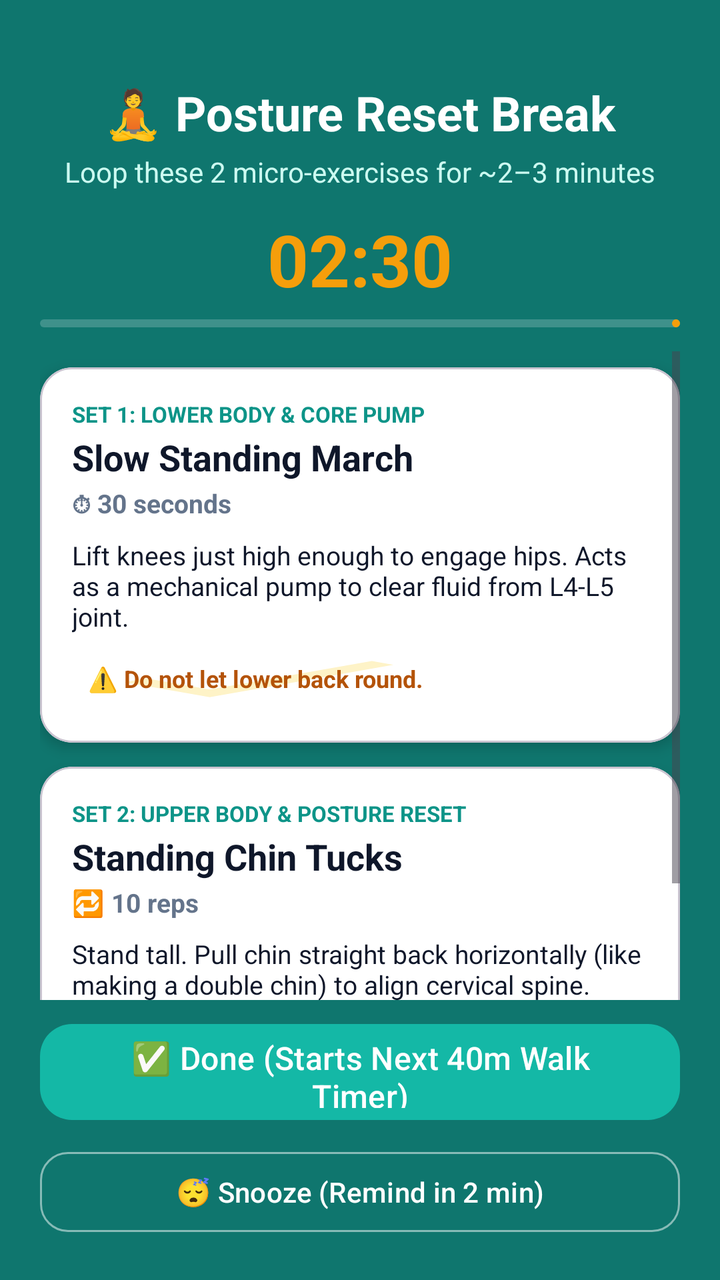
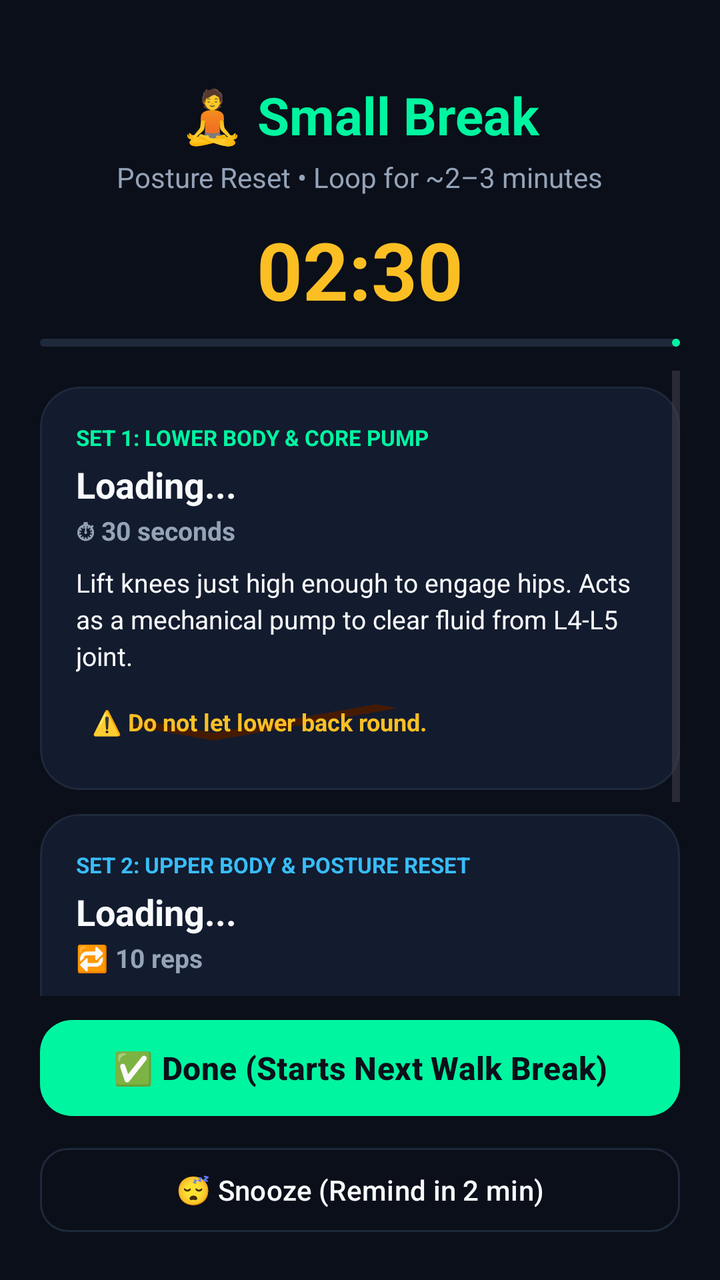

Compare the two renders of this Android layout. The source of the first and the diff that turns it into the second are given below.
<!-- AndroidManifest.xml: activity theme Theme.BackHealth.Alarm -->
<!-- res/layout/activity_exercise_alarm.xml -->
<?xml version="1.0" encoding="utf-8"?>
<LinearLayout xmlns:android="http://schemas.android.com/apk/res/android"
    xmlns:app="http://schemas.android.com/apk/res-auto"
    android:layout_width="match_parent"
    android:layout_height="match_parent"
    android:background="@color/teal_primary_dark"
    android:orientation="vertical"
    android:padding="20dp">

    
    <LinearLayout
        android:layout_width="match_parent"
        android:layout_height="wrap_content"
        android:gravity="center"
        android:orientation="vertical"
        android:paddingTop="20dp"
        android:paddingBottom="12dp">

        <TextView
            android:layout_width="wrap_content"
            android:layout_height="wrap_content"
            android:text="🧘 Posture Reset Break"
            android:textColor="@color/white"
            android:textSize="24sp"
            android:textStyle="bold" />

        <TextView
            android:layout_width="wrap_content"
            android:layout_height="wrap_content"
            android:layout_marginTop="4dp"
            android:text="Loop these 2 micro-exercises for ~2–3 minutes"
            android:textColor="@color/teal_light"
            android:textSize="14sp" />

        <TextView
            android:id="@+id/tvTimerRemaining"
            android:layout_width="wrap_content"
            android:layout_height="wrap_content"
            android:layout_marginTop="10dp"
            android:text="02:30"
            android:textColor="@color/amber_accent"
            android:textSize="36sp"
            android:textStyle="bold" />

        <com.google.android.material.progressindicator.LinearProgressIndicator
            android:id="@+id/progressBar"
            android:layout_width="match_parent"
            android:layout_height="wrap_content"
            android:layout_marginTop="6dp"
            android:max="150"
            android:progress="150"
            app:indicatorColor="@color/amber_accent"
            app:trackColor="#33FFFFFF"
            app:trackCornerRadius="4dp" />
    </LinearLayout>

    <ScrollView
        android:layout_width="match_parent"
        android:layout_height="0dp"
        android:layout_weight="1"
        android:fillViewport="true">

        <LinearLayout
            android:layout_width="match_parent"
            android:layout_height="wrap_content"
            android:orientation="vertical">

            
            <com.google.android.material.card.MaterialCardView
                android:layout_width="match_parent"
                android:layout_height="wrap_content"
                android:layout_marginTop="8dp"
                android:layout_marginBottom="12dp"
                app:cardBackgroundColor="@color/surface_card"
                app:cardCornerRadius="16dp"
                app:cardElevation="4dp">

                <LinearLayout
                    android:layout_width="match_parent"
                    android:layout_height="wrap_content"
                    android:orientation="vertical"
                    android:padding="16dp">

                    <TextView
                        android:layout_width="wrap_content"
                        android:layout_height="wrap_content"
                        android:text="SET 1: LOWER BODY &amp; CORE PUMP"
                        android:textColor="@color/teal_primary"
                        android:textSize="11sp"
                        android:textStyle="bold" />

                    <TextView
                        android:id="@+id/tvEx1Name"
                        android:layout_width="wrap_content"
                        android:layout_height="wrap_content"
                        android:layout_marginTop="2dp"
                        android:text="Slow Standing March"
                        android:textColor="@color/text_primary"
                        android:textSize="18sp"
                        android:textStyle="bold" />

                    <TextView
                        android:id="@+id/tvEx1Duration"
                        android:layout_width="wrap_content"
                        android:layout_height="wrap_content"
                        android:layout_marginTop="2dp"
                        android:text="⏱ 30 seconds"
                        android:textColor="@color/text_secondary"
                        android:textSize="13sp"
                        android:textStyle="bold" />

                    <TextView
                        android:id="@+id/tvEx1Cue"
                        android:layout_width="wrap_content"
                        android:layout_height="wrap_content"
                        android:layout_marginTop="8dp"
                        android:text="Lift knees just high enough to engage hips. Acts as a mechanical pump to clear fluid from L4-L5 joint."
                        android:textColor="@color/text_primary"
                        android:textSize="13sp" />

                    <TextView
                        android:id="@+id/tvEx1Warning"
                        android:layout_width="wrap_content"
                        android:layout_height="wrap_content"
                        android:layout_marginTop="6dp"
                        android:background="@drawable/ic_check"
                        android:backgroundTint="@color/amber_light"
                        android:padding="8dp"
                        android:text="⚠️ Do not let lower back round."
                        android:textColor="#B45309"
                        android:textSize="12sp"
                        android:textStyle="bold" />
                </LinearLayout>
            </com.google.android.material.card.MaterialCardView>

            
            <com.google.android.material.card.MaterialCardView
                android:layout_width="match_parent"
                android:layout_height="wrap_content"
                android:layout_marginBottom="16dp"
                app:cardBackgroundColor="@color/surface_card"
                app:cardCornerRadius="16dp"
                app:cardElevation="4dp">

                <LinearLayout
                    android:layout_width="match_parent"
                    android:layout_height="wrap_content"
                    android:orientation="vertical"
                    android:padding="16dp">

                    <TextView
                        android:layout_width="wrap_content"
                        android:layout_height="wrap_content"
                        android:text="SET 2: UPPER BODY &amp; POSTURE RESET"
                        android:textColor="@color/teal_primary"
                        android:textSize="11sp"
                        android:textStyle="bold" />

                    <TextView
                        android:id="@+id/tvEx2Name"
                        android:layout_width="wrap_content"
                        android:layout_height="wrap_content"
                        android:layout_marginTop="2dp"
                        android:text="Standing Chin Tucks"
                        android:textColor="@color/text_primary"
                        android:textSize="18sp"
                        android:textStyle="bold" />

                    <TextView
                        android:id="@+id/tvEx2Duration"
                        android:layout_width="wrap_content"
                        android:layout_height="wrap_content"
                        android:layout_marginTop="2dp"
                        android:text="🔁 10 reps"
                        android:textColor="@color/text_secondary"
                        android:textSize="13sp"
                        android:textStyle="bold" />

                    <TextView
                        android:id="@+id/tvEx2Cue"
                        android:layout_width="wrap_content"
                        android:layout_height="wrap_content"
                        android:layout_marginTop="8dp"
                        android:text="Stand tall. Pull chin straight back horizontally (like making a double chin) to align cervical spine."
                        android:textColor="@color/text_primary"
                        android:textSize="13sp" />

                    <TextView
                        android:id="@+id/tvEx2Warning"
                        android:layout_width="wrap_content"
                        android:layout_height="wrap_content"
                        android:layout_marginTop="6dp"
                        android:background="@drawable/ic_check"
                        android:backgroundTint="@color/amber_light"
                        android:padding="8dp"
                        android:text="⚠️ Pull straight back horizontally, do not tilt down."
                        android:textColor="#B45309"
                        android:textSize="12sp"
                        android:textStyle="bold" />
                </LinearLayout>
            </com.google.android.material.card.MaterialCardView>

        </LinearLayout>
    </ScrollView>

    
    <LinearLayout
        android:layout_width="match_parent"
        android:layout_height="wrap_content"
        android:orientation="vertical"
        android:paddingTop="8dp">

        <com.google.android.material.button.MaterialButton
            android:id="@+id/btnDone"
            android:layout_width="match_parent"
            android:layout_height="56dp"
            android:text="✅ Done (Starts Next 40m Walk Timer)"
            android:textAllCaps="false"
            android:textSize="16sp"
            app:backgroundTint="@color/teal_accent"
            app:cornerRadius="16dp" />

        <com.google.android.material.button.MaterialButton
            android:id="@+id/btnSnooze"
            style="@style/Widget.Material3.Button.OutlinedButton"
            android:layout_width="match_parent"
            android:layout_height="48dp"
            android:layout_marginTop="8dp"
            android:text="😴 Snooze (Remind in 2 min)"
            android:textAllCaps="false"
            android:textColor="@color/white"
            app:cornerRadius="14dp"
            app:strokeColor="#80FFFFFF" />
    </LinearLayout>

</LinearLayout>
<!-- resources referenced by this layout -->
<resources>
  <color name="amber_accent">#F59E0B</color>
  <color name="amber_light">#FEF3C7</color>
  <color name="surface_card">#FFFFFF</color>
  <color name="teal_accent">#14B8A6</color>
  <color name="teal_light">#CCFBF1</color>
  <color name="teal_primary">#0D9488</color>
  <color name="teal_primary_dark">#0F766E</color>
  <color name="text_primary">#0F172A</color>
  <color name="text_secondary">#64748B</color>
  <color name="white">#FFFFFF</color>
  <!-- drawable ic_check (drawable) -->
  <vector xmlns:android="http://schemas.android.com/apk/res/android"
      android:width="24dp"
      android:height="24dp"
      android:viewportWidth="24"
      android:viewportHeight="24">
      <path
          android:fillColor="#10B981"
          android:pathData="M9,16.17L4.83,12L3.41,13.41L9,19L21,7L19.59,5.59L9,16.17Z"/>
  </vector>
  <style name="Theme.BackHealth.Alarm" parent="Theme.Material3.DayNight.NoActionBar">
          <item name="android:windowShowWhenLocked">true</item>
          <item name="android:windowTurnScreenOn">true</item>
          <item name="android:windowKeepScreenOn">true</item>
          <item name="android:statusBarColor">@color/teal_primary_dark</item>
          <item name="android:navigationBarColor">@color/teal_primary_dark</item>
      </style>
</resources>

<!-- the commit's change to res/layout/activity_exercise_alarm.xml (unified diff, before → after) -->
@@ -3,7 +3,7 @@
     xmlns:app="http://schemas.android.com/apk/res-auto"
     android:layout_width="match_parent"
     android:layout_height="match_parent"
-    android:background="@color/teal_primary_dark"
+    android:background="@color/bg_obsidian"
     android:orientation="vertical"
     android:padding="20dp">
 
@@ -19,17 +19,17 @@
         <TextView
             android:layout_width="wrap_content"
             android:layout_height="wrap_content"
-            android:text="🧘 Posture Reset Break"
-            android:textColor="@color/white"
-            android:textSize="24sp"
+            android:text="🧘 Small Break"
+            android:textColor="@color/neon_mint"
+            android:textSize="26sp"
             android:textStyle="bold" />
 
         <TextView
             android:layout_width="wrap_content"
             android:layout_height="wrap_content"
             android:layout_marginTop="4dp"
-            android:text="Loop these 2 micro-exercises for ~2–3 minutes"
-            android:textColor="@color/teal_light"
+            android:text="Posture Reset • Loop for ~2–3 minutes"
+            android:textColor="@color/text_secondary"
             android:textSize="14sp" />
 
         <TextView
@@ -39,22 +39,23 @@
             android:layout_marginTop="10dp"
             android:text="02:30"
             android:textColor="@color/amber_accent"
-            android:textSize="36sp"
+            android:textSize="40sp"
             android:textStyle="bold" />
 
         <com.google.android.material.progressindicator.LinearProgressIndicator
             android:id="@+id/progressBar"
             android:layout_width="match_parent"
             android:layout_height="wrap_content"
-            android:layout_marginTop="6dp"
+            android:layout_marginTop="8dp"
             android:max="150"
             android:progress="150"
-            app:indicatorColor="@color/amber_accent"
-            app:trackColor="#33FFFFFF"
+            app:indicatorColor="@color/neon_mint"
+            app:trackColor="@color/card_border"
             app:trackCornerRadius="4dp" />
     </LinearLayout>
 
     <ScrollView
+        android:id="@+id/scrollViewExercises"
         android:layout_width="match_parent"
         android:layout_height="0dp"
         android:layout_weight="1"
@@ -64,6 +65,99 @@
             android:layout_width="match_parent"
             android:layout_height="wrap_content"
             android:orientation="vertical">
+
+            
+            <com.google.android.material.card.MaterialCardView
+                android:id="@+id/cardVideoContainer"
+                android:layout_width="match_parent"
+                android:layout_height="230dp"
+                android:layout_marginTop="8dp"
+                android:layout_marginBottom="16dp"
+                android:visibility="gone"
+                app:cardBackgroundColor="@color/card_dark_slate"
+                app:cardCornerRadius="24dp"
+                app:cardElevation="0dp"
+                app:strokeColor="@color/card_border"
+                app:strokeWidth="1dp">
+
+                <RelativeLayout
+                    android:layout_width="match_parent"
+                    android:layout_height="match_parent">
+
+                    
+                    <VideoView
+                        android:id="@+id/videoView3D"
+                        android:layout_width="match_parent"
+                        android:layout_height="match_parent"
+                        android:layout_centerInParent="true" />
+
+                    
+                    <ImageView
+                        android:id="@+id/ivVideoPlaceholder"
+                        android:layout_width="match_parent"
+                        android:layout_height="match_parent"
+                        android:padding="60dp"
+                        android:scaleType="centerInside"
+                        android:src="@drawable/ic_exercise"
+                        app:tint="@color/neon_mint" />
+
+                    
+                    <TextView
+                        android:id="@+id/tv3DBadge"
+                        android:layout_width="wrap_content"
+                        android:layout_height="wrap_content"
+                        android:layout_alignParentStart="true"
+                        android:layout_alignParentTop="true"
+                        android:layout_margin="14dp"
+                        android:background="@drawable/ic_check"
+                        android:backgroundTint="#DD0B0F19"
+                        android:paddingHorizontal="10dp"
+                        android:paddingVertical="5dp"
+                        android:text="🎬 EXERCISE FORM DEMO"
+                        android:textColor="@color/neon_mint"
+                        android:textSize="11sp"
+                        android:textStyle="bold" />
+
+                    
+                    <LinearLayout
+                        android:layout_width="match_parent"
+                        android:layout_height="wrap_content"
+                        android:layout_alignParentBottom="true"
+                        android:background="#EE0B0F19"
+                        android:orientation="horizontal"
+                        android:padding="6dp">
+
+                        <com.google.android.material.button.MaterialButton
+                            android:id="@+id/btnTabEx1"
+                            style="@style/Widget.Material3.Button.TonalButton"
+                            android:layout_width="0dp"
+                            android:layout_height="40dp"
+                            android:layout_marginEnd="4dp"
+                            android:layout_weight="1"
+                            android:text="1. Leg &amp; Core Pump"
+                            android:textAllCaps="false"
+                            android:textColor="@color/bg_obsidian"
+                            android:textSize="12sp"
+                            android:textStyle="bold"
+                            app:backgroundTint="@color/neon_mint"
+                            app:cornerRadius="10dp" />
+
+                        <com.google.android.material.button.MaterialButton
+                            android:id="@+id/btnTabEx2"
+                            style="@style/Widget.Material3.Button.OutlinedButton"
+                            android:layout_width="0dp"
+                            android:layout_height="40dp"
+                            android:layout_marginStart="4dp"
+                            android:layout_weight="1"
+                            android:text="2. Posture Reset"
+                            android:textAllCaps="false"
+                            android:textColor="@color/text_primary"
+                            android:textSize="12sp"
+                            app:cornerRadius="10dp"
+                            app:strokeColor="@color/card_border" />
+                    </LinearLayout>
+                </RelativeLayout>
+            </com.google.android.material.card.MaterialCardView>
 
             
             <com.google.android.material.card.MaterialCardView
@@ -71,21 +165,23 @@
                 android:layout_height="wrap_content"
                 android:layout_marginTop="8dp"
                 android:layout_marginBottom="12dp"
-                app:cardBackgroundColor="@color/surface_card"
-                app:cardCornerRadius="16dp"
-                app:cardElevation="4dp">
+                app:cardBackgroundColor="@color/card_dark_slate"
+                app:cardCornerRadius="20dp"
+                app:cardElevation="0dp"
+                app:strokeColor="@color/card_border"
+                app:strokeWidth="1dp">
 
                 <LinearLayout
                     android:layout_width="match_parent"
                     android:layout_height="wrap_content"
                     android:orientation="vertical"
-                    android:padding="16dp">
+                    android:padding="18dp">
 
                     <TextView
                         android:layout_width="wrap_content"
                         android:layout_height="wrap_content"
                         android:text="SET 1: LOWER BODY &amp; CORE PUMP"
-                        android:textColor="@color/teal_primary"
+                        android:textColor="@color/neon_mint"
                         android:textSize="11sp"
                         android:textStyle="bold" />
 
@@ -93,8 +189,8 @@
                         android:id="@+id/tvEx1Name"
                         android:layout_width="wrap_content"
                         android:layout_height="wrap_content"
-                        android:layout_marginTop="2dp"
-                        android:text="Slow Standing March"
+                        android:layout_marginTop="4dp"
+                        android:text="Loading..."
                         android:textColor="@color/text_primary"
                         android:textSize="18sp"
                         android:textStyle="bold" />
@@ -114,6 +210,7 @@
                         android:layout_width="wrap_content"
                         android:layout_height="wrap_content"
                         android:layout_marginTop="8dp"
+                        android:lineSpacingExtra="3dp"
                         android:text="Lift knees just high enough to engage hips. Acts as a mechanical pump to clear fluid from L4-L5 joint."
                         android:textColor="@color/text_primary"
                         android:textSize="13sp" />
@@ -122,12 +219,12 @@
                         android:id="@+id/tvEx1Warning"
                         android:layout_width="wrap_content"
                         android:layout_height="wrap_content"
-                        android:layout_marginTop="6dp"
+                        android:layout_marginTop="8dp"
                         android:background="@drawable/ic_check"
                         android:backgroundTint="@color/amber_light"
                         android:padding="8dp"
                         android:text="⚠️ Do not let lower back round."
-                        android:textColor="#B45309"
+                        android:textColor="@color/amber_accent"
                         android:textSize="12sp"
                         android:textStyle="bold" />
                 </LinearLayout>
@@ -138,21 +235,23 @@
                 android:layout_width="match_parent"
                 android:layout_height="wrap_content"
                 android:layout_marginBottom="16dp"
-                app:cardBackgroundColor="@color/surface_card"
-                app:cardCornerRadius="16dp"
-                app:cardElevation="4dp">
+                app:cardBackgroundColor="@color/card_dark_slate"
+                app:cardCornerRadius="20dp"
+                app:cardElevation="0dp"
+                app:strokeColor="@color/card_border"
+                app:strokeWidth="1dp">
 
                 <LinearLayout
                     android:layout_width="match_parent"
                     android:layout_height="wrap_content"
                     android:orientation="vertical"
-                    android:padding="16dp">
+                    android:padding="18dp">
 
                     <TextView
                         android:layout_width="wrap_content"
                         android:layout_height="wrap_content"
                         android:text="SET 2: UPPER BODY &amp; POSTURE RESET"
-                        android:textColor="@color/teal_primary"
+                        android:textColor="@color/neon_cyan"
                         android:textSize="11sp"
                         android:textStyle="bold" />
 
@@ -160,8 +259,8 @@
                         android:id="@+id/tvEx2Name"
                         android:layout_width="wrap_content"
                         android:layout_height="wrap_content"
-                        android:layout_marginTop="2dp"
-                        android:text="Standing Chin Tucks"
+                        android:layout_marginTop="4dp"
+                        android:text="Loading..."
                         android:textColor="@color/text_primary"
                         android:textSize="18sp"
                         android:textStyle="bold" />
@@ -181,6 +280,7 @@
                         android:layout_width="wrap_content"
                         android:layout_height="wrap_content"
                         android:layout_marginTop="8dp"
+                        android:lineSpacingExtra="3dp"
                         android:text="Stand tall. Pull chin straight back horizontally (like making a double chin) to align cervical spine."
                         android:textColor="@color/text_primary"
                         android:textSize="13sp" />
@@ -189,12 +289,12 @@
                         android:id="@+id/tvEx2Warning"
                         android:layout_width="wrap_content"
                         android:layout_height="wrap_content"
-                        android:layout_marginTop="6dp"
+                        android:layout_marginTop="8dp"
                         android:background="@drawable/ic_check"
                         android:backgroundTint="@color/amber_light"
                         android:padding="8dp"
                         android:text="⚠️ Pull straight back horizontally, do not tilt down."
-                        android:textColor="#B45309"
+                        android:textColor="@color/amber_accent"
                         android:textSize="12sp"
                         android:textStyle="bold" />
                 </LinearLayout>
@@ -214,23 +314,25 @@
             android:id="@+id/btnDone"
             android:layout_width="match_parent"
             android:layout_height="56dp"
-            android:text="✅ Done (Starts Next 40m Walk Timer)"
+            android:text="✅ Done (Starts Next Walk Break)"
             android:textAllCaps="false"
+            android:textColor="@color/bg_obsidian"
             android:textSize="16sp"
-            app:backgroundTint="@color/teal_accent"
+            android:textStyle="bold"
+            app:backgroundTint="@color/neon_mint"
             app:cornerRadius="16dp" />
 
         <com.google.android.material.button.MaterialButton
             android:id="@+id/btnSnooze"
             style="@style/Widget.Material3.Button.OutlinedButton"
             android:layout_width="match_parent"
-            android:layout_height="48dp"
+            android:layout_height="50dp"
             android:layout_marginTop="8dp"
             android:text="😴 Snooze (Remind in 2 min)"
             android:textAllCaps="false"
-            android:textColor="@color/white"
+            android:textColor="@color/text_primary"
             app:cornerRadius="14dp"
-            app:strokeColor="#80FFFFFF" />
+            app:strokeColor="@color/card_border" />
     </LinearLayout>
 
 </LinearLayout>
<!-- resource entries referenced after the edit -->
@@ -1,15 +1,15 @@
 <!-- resources referenced by this layout -->
 <resources>
-  <color name="amber_accent">#F59E0B</color>
-  <color name="amber_light">#FEF3C7</color>
-  <color name="surface_card">#FFFFFF</color>
-  <color name="teal_accent">#14B8A6</color>
-  <color name="teal_light">#CCFBF1</color>
-  <color name="teal_primary">#0D9488</color>
+  <color name="amber_accent">#FBBF24</color>
+  <color name="amber_light">#451A03</color>
+  <color name="bg_obsidian">#0B0F19</color>
+  <color name="card_border">#1E293B</color>
+  <color name="card_dark_slate">#131B2E</color>
+  <color name="neon_cyan">#38BDF8</color>
+  <color name="neon_mint">#00F5A0</color>
   <color name="teal_primary_dark">#0F766E</color>
-  <color name="text_primary">#0F172A</color>
-  <color name="text_secondary">#64748B</color>
-  <color name="white">#FFFFFF</color>
+  <color name="text_primary">#F8FAFC</color>
+  <color name="text_secondary">#94A3B8</color>
   <!-- drawable ic_check (drawable) -->
   <vector xmlns:android="http://schemas.android.com/apk/res/android"
       android:width="24dp"
@@ -20,10 +20,17 @@
           android:fillColor="#10B981"
           android:pathData="M9,16.17L4.83,12L3.41,13.41L9,19L21,7L19.59,5.59L9,16.17Z"/>
   </vector>
+  <!-- drawable ic_exercise (drawable) -->
+  <vector xmlns:android="http://schemas.android.com/apk/res/android"
+      android:width="24dp"
+      android:height="24dp"
+      android:viewportWidth="24"
+      android:viewportHeight="24">
+      <path
+          android:fillColor="#0D9488"
+          android:pathData="M12,2A3,3 0 0,0 9,5A3,3 0 0,0 12,8A3,3 0 0,0 15,5A3,3 0 0,0 12,2M12,9C9.33,9 4,10.33 4,13V15H20V13C20,10.33 14.67,9 12,9M6.5,17L4,22H7.5L9.5,17H6.5M14.5,17L16.5,22H20L17.5,17H14.5Z"/>
+  </vector>
   <style name="Theme.BackHealth.Alarm" parent="Theme.Material3.DayNight.NoActionBar">
-          <item name="android:windowShowWhenLocked">true</item>
-          <item name="android:windowTurnScreenOn">true</item>
-          <item name="android:windowKeepScreenOn">true</item>
           <item name="android:statusBarColor">@color/teal_primary_dark</item>
           <item name="android:navigationBarColor">@color/teal_primary_dark</item>
       </style>
